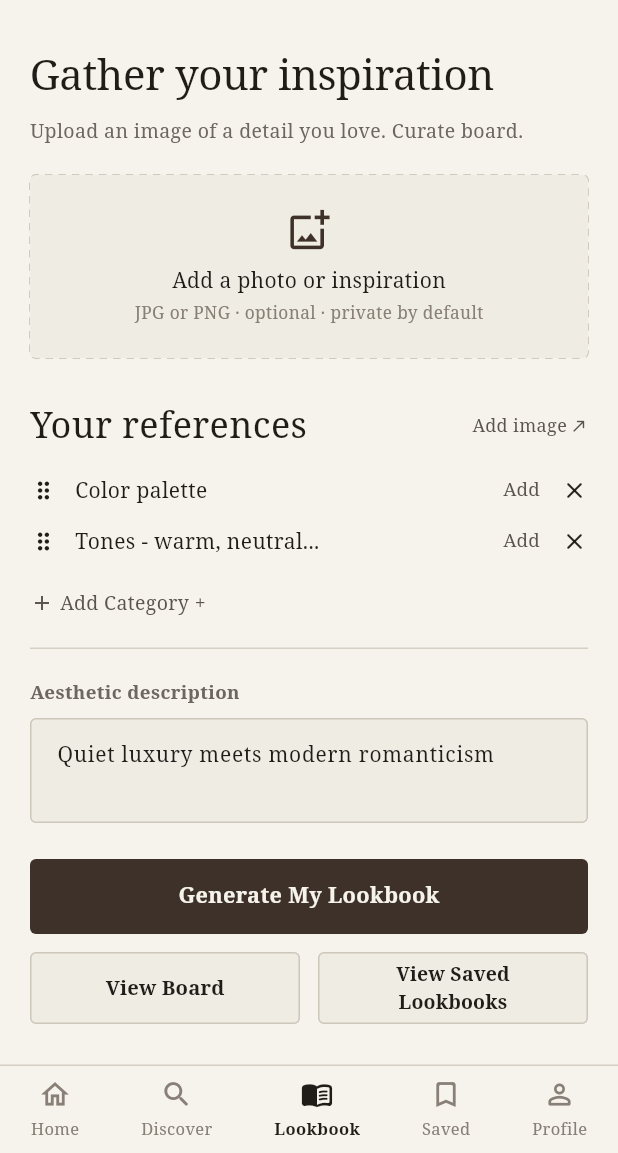
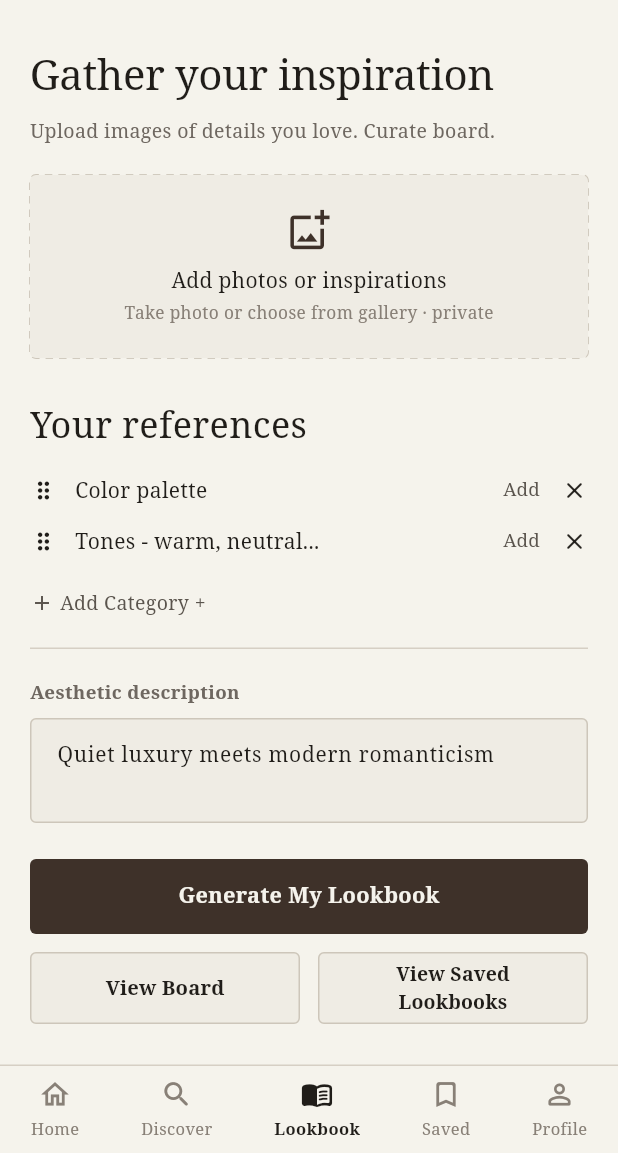
Before and after one commit to asmitaghosal786-bit/Evoqe, a Flutter app: the FifteenthScreen screen opened directly, on a phone screen of 412 x 824 dp, the part 83-1236 px from its top. Run offline on Flutter 3.47's test engine with Material 3 defaults, Android fonts, the phone set to English and light mode, and no system bars; our stand-ins replace flutter_secure_storage, image_picker, sqflite; missing offline and left inert: bcrypt, cryptography; accounts and stored records are empty; network calls fail; statements that could not run were skipped.

Commit message:
* Allow selecting multiple images from the gallery in the Lookbook screen * Update reference ID generation using timestamp and file path * Update UI text and navigation for lookbook references and results

```diff
--- a/lib/screens/lookbook.dart
+++ b/lib/screens/lookbook.dart
@@ -9,6 +9,7 @@ import 'welcome_screen.dart';
 import 'home_screen.dart';
 import 'discover.dart';
 import 'lookbook_analysis.dart';
+import 'lookbook_results.dart';
 import 'saved_looks.dart';
 
 class FifteenthScreen extends StatefulWidget {
@@ -44,7 +45,7 @@ class _FifteenthScreenState extends State<FifteenthScreen> {
     super.dispose();
   }
 
-  Future<void> _pickAndAddImage() async {
+  Future<void> _pickAndAddImages() async {
     final source = await showModalBottomSheet<ImageSource>(
       context: context,
       backgroundColor: const Color(0xFFF5F3EC),
@@ -59,7 +60,7 @@ class _FifteenthScreenState extends State<FifteenthScreen> {
             ),
             ListTile(
               leading: const Icon(Icons.photo_library_outlined),
-              title: const Text('Choose from gallery'),
+              title: const Text('Upload photo / Choose from gallery'),
               onTap: () => Navigator.pop(ctx, ImageSource.gallery),
             ),
           ],
@@ -70,7 +71,8 @@ class _FifteenthScreenState extends State<FifteenthScreen> {
     if (source != null) {
       try {
         final picker = ImagePicker();
-        final pickedFile = await picker.pickImage(source: source);
+        if (source == ImageSource.camera) {
+          final pickedFile = await picker.pickImage(source: ImageSource.camera);
           if (!mounted) return;
           if (pickedFile != null) {
             final session = context.read<SessionState>();
@@ -78,7 +80,7 @@ class _FifteenthScreenState extends State<FifteenthScreen> {
               session.updateDraft((draft) {
                 draft.references.add(
                   LookbookReference(
-                  id: DateTime.now().millisecondsSinceEpoch.toString(),
+                    id: '${DateTime.now().millisecondsSinceEpoch}_${pickedFile.path}',
                     imagePath: pickedFile.path,
                     label: pickedFile.name.isNotEmpty ? pickedFile.name : 'Reference image',
                     category: 'General',
@@ -87,10 +89,31 @@ class _FifteenthScreenState extends State<FifteenthScreen> {
               });
             });
           }
+        } else {
+          final pickedFiles = await picker.pickMultiImage();
+          if (!mounted) return;
+          if (pickedFiles.isNotEmpty) {
+            final session = context.read<SessionState>();
+            setState(() {
+              session.updateDraft((draft) {
+                for (final file in pickedFiles) {
+                  draft.references.add(
+                    LookbookReference(
+                      id: '${DateTime.now().millisecondsSinceEpoch}_${file.path}',
+                      imagePath: file.path,
+                      label: file.name.isNotEmpty ? file.name : 'Reference image',
+                      category: 'General',
+                    ),
+                  );
+                }
+              });
+            });
+          }
+        }
       } catch (_) {
         if (mounted) {
           ScaffoldMessenger.of(context).showSnackBar(
-            const SnackBar(content: Text('Could not load image. Try again.')),
+            const SnackBar(content: Text('Could not load images. Try again.')),
           );
         }
       }
@@ -215,7 +238,7 @@ class _FifteenthScreenState extends State<FifteenthScreen> {
 
                 // Subtitle
                 const Text(
-                  'Upload an image of a detail you love. Curate board.',
+                  'Upload images of details you love. Curate board.',
                   style: TextStyle(
                     fontSize: 13,
                     color: Color(0xFF6E6760),
@@ -224,9 +247,9 @@ class _FifteenthScreenState extends State<FifteenthScreen> {
 
                 const SizedBox(height: 20),
 
-                // Dashed Photo Upload Box
+                // Dashed Photo Upload Box (Prompts with Take Photo or Choose from Gallery)
                 GestureDetector(
-                  onTap: _pickAndAddImage,
+                  onTap: _pickAndAddImages,
                   child: CustomPaint(
                     painter: _DashedRectPainter(),
                     child: Container(
@@ -246,7 +269,7 @@ class _FifteenthScreenState extends State<FifteenthScreen> {
                           ),
                           SizedBox(height: 8),
                           Text(
-                            'Add a photo or inspiration',
+                            'Add photos or inspirations',
                             style: TextStyle(
                               fontSize: 14,
                               fontWeight: FontWeight.w500,
@@ -255,7 +278,7 @@ class _FifteenthScreenState extends State<FifteenthScreen> {
                           ),
                           SizedBox(height: 4),
                           Text(
-                            'JPG or PNG · optional · private by default',
+                            'Take photo or choose from gallery · private',
                             style: TextStyle(
                               fontSize: 11.5,
                               color: Color(0xFF888077),
@@ -270,9 +293,6 @@ class _FifteenthScreenState extends State<FifteenthScreen> {
                 const SizedBox(height: 28),
 
                 // Section: Your references
-                Row(
-                  mainAxisAlignment: MainAxisAlignment.spaceBetween,
-                  children: [
                 const Text(
                   'Your references',
                   style: TextStyle(
@@ -282,29 +302,6 @@ class _FifteenthScreenState extends State<FifteenthScreen> {
                     color: Color(0xFF201D19),
                   ),
                 ),
-                    GestureDetector(
-                      onTap: _pickAndAddImage,
-                      child: const Row(
-                        children: [
-                          Text(
-                            'Add image',
-                            style: TextStyle(
-                              fontSize: 12,
-                              fontWeight: FontWeight.w500,
-                              color: Color(0xFF5A544D),
-                            ),
-                          ),
-                          SizedBox(width: 2),
-                          Icon(
-                            Icons.north_east_rounded,
-                            size: 12,
-                            color: Color(0xFF5A544D),
-                          ),
-                        ],
-                      ),
-                    ),
-                  ],
-                ),
 
                 const SizedBox(height: 16),
 
@@ -313,7 +310,7 @@ class _FifteenthScreenState extends State<FifteenthScreen> {
                     ? const Padding(
                         padding: EdgeInsets.symmetric(vertical: 16.0),
                         child: Text(
-                          'No references added yet. Tap "Add image" above.',
+                          'No references added yet. Tap the box above to upload photos.',
                           style: TextStyle(fontSize: 13, color: Color(0xFF888077)),
                         ),
                       )
@@ -367,7 +364,7 @@ class _FifteenthScreenState extends State<FifteenthScreen> {
                                     ),
                                   ),
                                   GestureDetector(
-                                    onTap: _pickAndAddImage,
+                                    onTap: _pickAndAddImages,
                                     child: const Text(
                                       'Add',
                                       style: TextStyle(
@@ -476,7 +473,7 @@ class _FifteenthScreenState extends State<FifteenthScreen> {
 
                 const SizedBox(height: 24),
 
-                // Primary CTA: Generate My Lookbook
+                // Primary CTA: Generate My Lookbook (Leads to SeventeenthScreen / Lookbook Results)
                 SizedBox(
                   width: double.infinity,
                   height: 50,
@@ -492,7 +489,7 @@ class _FifteenthScreenState extends State<FifteenthScreen> {
                       Navigator.push(
                         context,
                         MaterialPageRoute(
-                          builder: (context) => const SixteenthScreen(),
+                          builder: (context) => const SeventeenthScreen(),
                         ),
                       );
                     },
@@ -517,7 +514,7 @@ class _FifteenthScreenState extends State<FifteenthScreen> {
 
                 const SizedBox(height: 12),
 
-                // Dual Action Buttons: View Board & View Saved Lookbook
+                // Dual Action Buttons: View Board (Leads to SixteenthScreen) & View Saved Lookbook
                 Row(
                   children: [
                     Expanded(
@@ -809,7 +806,7 @@ class SavedLookbooksScreen extends StatelessWidget {
                               MaterialPageRoute(builder: (_) => const SixteenthScreen()),
                             );
                           },
-                          child: const Text('View Board'),
+                          child: const Text('View Lookbooks'),
                         ),
                       ],
                     ),
@@ -823,6 +820,9 @@ class SavedLookbooksScreen extends StatelessWidget {
 
 /// Custom painter to render the dashed rectangular outline for the photo upload box
 class _DashedRectPainter extends CustomPainter {
+  @override
+  bool shouldRepaint(covariant CustomPainter oldDelegate) => false;
+
   @override
   void paint(Canvas canvas, Size size) {
     final paint = Paint()
@@ -852,7 +852,4 @@ class _DashedRectPainter extends CustomPainter {
       }
     }
   }
-
-  @override
-  bool shouldRepaint(covariant CustomPainter oldDelegate) => false;
 }
```
Lines whose indentation alone changed are shown as unchanged.
